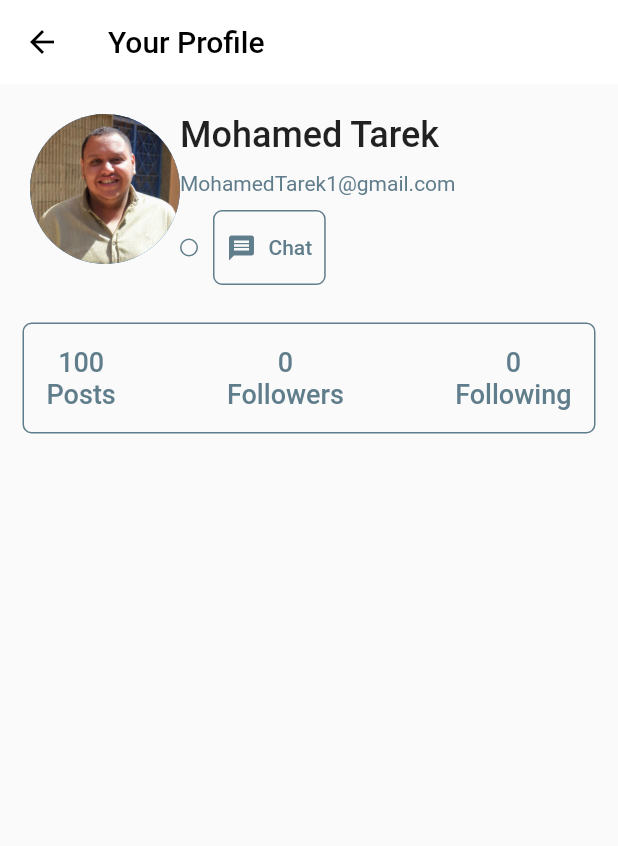
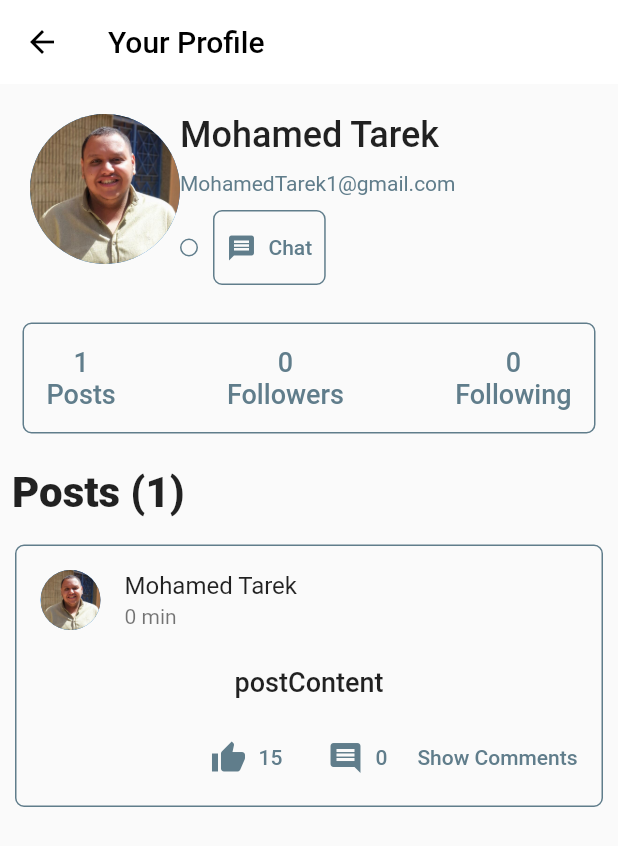
Before and after one commit to ziadHesham1/instagram-clone-flutter-mobile-application, a Flutter app: the ProfileScreen screen opened by its route, on a phone screen of 412 x 824 dp. Shown: the top 846 px of the screen. Run offline on Flutter 3.47's test engine with Material 2 defaults, Android fonts, the light colour scheme and no system bars.

Commit message:
bug fixes for new comment

```diff
--- a/lib/core/globals/global_variables.dart
+++ b/lib/core/globals/global_variables.dart
@@ -42,10 +42,19 @@
     color: primary_color,
     fontWeight: FontWeight.w500,
   );
+  static const sectionTitleTextStyle =
+      TextStyle(fontSize: 28, fontWeight: FontWeight.w800);
 
   static const postTextStyle = TextStyle(
     fontSize: 18,
   );
+  static const userNameTextStyle = TextStyle(
+    fontSize: 18,
+    fontWeight: FontWeight.w500,
+  );
+
+  // margins
+  static const borderBoxMargin = EdgeInsets.all(10);
 
   static BoxDecoration boxDecoration = BoxDecoration(
     borderRadius: BorderRadius.circular(GlobalVariables.postBorderRadius),
--- a/lib/core/globals/global_widgets/titled_widget.dart
+++ b/lib/core/globals/global_widgets/titled_widget.dart
@@ -1,4 +1,5 @@
 import 'package:flutter/material.dart';
+import 'package:instagram_clone/core/globals/global_border_box.dart';
 
 import '../global_variables.dart';
 
--- a/lib/core/providers/comment_provider.dart
+++ b/lib/core/providers/comment_provider.dart
@@ -48,4 +48,5 @@
 
   CommentModel findCommentById(commentPublisherId) =>
       _comments.firstWhere((comments) => comments.id == commentPublisherId);
- */}
+ */
+}
--- a/lib/core/providers/posts_provider.dart
+++ b/lib/core/providers/posts_provider.dart
@@ -28,7 +28,8 @@
       id: 'Postid1',
       userId: 'ZiadId1',
       postPublishTime: DateTime.now(),
-      postContent: 'I found something to share with you .. please let me  know if it bad ',
+      postContent:
+          'I found something to share with you .. please let me  know if it bad ',
       comments: [],
       likesNumber: 15,
     ),
@@ -59,6 +60,10 @@
   ];
   List<PostModel> get posts => [..._posts];
 
+  List<PostModel> userPosts(userId) {
+    return _posts.where((post) => post.userId == userId).toList();
+  }
+
   void addPost(PostModel newPost) {
     _posts.add(newPost);
     notifyListeners();
@@ -67,9 +72,14 @@
   PostModel findPostById(postId) =>
       _posts.firstWhere((post) => post.id == postId);
 
-  void addComment(postId, CommentModel newComment) {
+  void addComment(postId, commentId, userId, publishTime, commentContent) {
     var firstWhere = findPostById(postId);
-    firstWhere.comments.add(newComment);
+    firstWhere.comments.add(CommentModel(
+        id: commentId,
+        userId: userId,
+        publishTime: publishTime,
+        commentContent: commentContent));
+    print('comment $commentContent is added to post with id $postId');
     notifyListeners();
   }
 }
--- a/lib/core/providers/users_provider.dart
+++ b/lib/core/providers/users_provider.dart
@@ -10,6 +10,7 @@
   final String email;
   final String imgPath;
   bool isLoggedIn;
+  List<String> postsIds;
   Set<String> followings;
   Set<String> followers;
 
@@ -18,6 +19,7 @@
     required this.name,
     required this.imgPath,
     required this.isLoggedIn,
+    required this.postsIds,
     required this.followings,
     required this.followers,
     required this.email,
@@ -31,6 +33,7 @@
         name: 'Ziad Hesham',
         imgPath: GlobalVariables.ziadImg,
         isLoggedIn: false,
+        postsIds:['Postid1','Postid5'],
         followings: {},
         followers: {},
         email: 'Ziadhesham280@gmail.com'),
@@ -39,6 +42,7 @@
         name: 'Mohamed Tarek',
         imgPath: GlobalVariables.tarekImg,
         isLoggedIn: true,
+        postsIds:['Postid2'],
         followings: {},
         followers: {},
         email: 'MohamedTarek1@gmail.com'),
@@ -47,6 +51,7 @@
         name: 'Mostafa Ramadan',
         imgPath: GlobalVariables.mostafaImg,
         isLoggedIn: false,
+        postsIds:['Postid3'],
         followings: {},
         followers: {},
         email: 'MostafaRamadan@gmail.com'),
@@ -98,7 +103,7 @@
       var secondFollowers = findUserById(secondId).followers;
 
       // the first id index in the second list
-      var firstIndex = isContaining(firstFollowings,secondId);
+      var firstIndex = isContaining(firstFollowings, secondId);
       // the second id index in the first list
       var secondIndex = isContaining(secondFollowers, firstId);
 
--- a/lib/home_screen/post_details_screen.dart
+++ b/lib/home_screen/post_details_screen.dart
@@ -26,7 +26,12 @@
           children: [
             PostWidget(post.id),
             NewComment(post),
-
+           /*  Consumer<PostsProvider>(
+              builder: (context, postProvider, child) {
+                return CommentsWidget(
+                    postProvider.findPostById(post.id).comments);
+              },
+            ) */
             CommentsWidget(comments.reversed.toList()),
 
             /*  Container(
--- a/lib/home_screen/posts/comment/comment_widget.dart
+++ b/lib/home_screen/posts/comment/comment_widget.dart
@@ -15,6 +15,8 @@
     var user = Provider.of<UsersProvider>(context).findUserById(comment.userId);
     var commentPublishTime =
         DateTime.now().difference(comment.publishTime).inMinutes.toString();
+    print(
+        'CommentWidget of comment ${comment.commentContent} build method called');
     return Container(
       margin: const EdgeInsets.all(5),
       padding: const EdgeInsets.only(bottom: 15),
--- a/lib/home_screen/posts/post/post_widget.dart
+++ b/lib/home_screen/posts/post/post_widget.dart
@@ -1,4 +1,5 @@
 import 'package:flutter/material.dart';
+import 'package:instagram_clone/core/globals/global_border_box.dart';
 import 'package:instagram_clone/profile/profile_screen.dart';
 
 import 'package:provider/provider.dart';
@@ -26,6 +27,7 @@
     var user = userProvider.findUserById(post.userId);
     var postPublishTime =
         DateTime.now().difference(post.postPublishTime).inMinutes.toString();
+    print('PostWidget with post id ${post.id} build method called');
 
     return Container(
       margin: const EdgeInsets.all(10),
@@ -37,7 +39,8 @@
           ListTile(
             // open profile screen of the post publisher user
             onTap: () => setState(() {
-              Navigator.of(context).pushNamed(ProfileScreen.routeName,arguments: user.id);
+              Navigator.of(context)
+                  .pushNamed(ProfileScreen.routeName, arguments: user.id);
             }),
             // post publisher profile picture
             leading: CircleAvatar(
@@ -60,8 +63,8 @@
             },
             child: Padding(
               padding: const EdgeInsets.all(8.0),
-              child:
-                  Text(post.postContent, style: GlobalVariables.postTextStyle),
+              child: Text(post.postContent,
+                  style: GlobalVariables.userNameTextStyle),
             ),
           ),
           // like and comment buttons
--- a/lib/home_screen/posts/post/posts_view_widget.dart
+++ b/lib/home_screen/posts/post/posts_view_widget.dart
@@ -1,26 +1,19 @@
 import 'package:flutter/material.dart';
 import 'package:instagram_clone/core/providers/posts_provider.dart';
 import 'package:instagram_clone/home_screen/posts/post/post_widget.dart';
-import 'package:provider/provider.dart';
 
 class PostsView extends StatelessWidget {
-  const PostsView({super.key});
+  final List<PostModel> posts;
+  const PostsView(this.posts, {super.key});
 
   @override
   Widget build(BuildContext context) {
-    List<PostModel> posts = Provider.of<PostsProvider>(context).posts;
+        print('PostsView build method called');
+
     return Column(children: [
       ...posts.map(
         (PostModel post) => PostWidget(post.id),
       ),
     ]);
-
-    /*  ListView.builder(
-            shrinkWrap: true,
-            itemCount: posts.length,
-            itemBuilder: (BuildContext context, int index) {
-              return PostWidget(posts[index].id);
-            });
-   */
   }
 }
--- a/lib/main.dart
+++ b/lib/main.dart
@@ -25,14 +25,14 @@
   } */
 
   @override
-  Widget build(BuildContext context) {
+  Widget build(BuildContext  context) {
     return MultiProvider(
       providers: [
         ChangeNotifierProvider(
           create: (BuildContext context) => UsersProvider(),
         ),
-        ChangeNotifierProvider(
-          create: (BuildContext context) => PostsProvider(),
+        ChangeNotifierProvider.value(
+          value: PostsProvider(),
         ),
         ChangeNotifierProvider(
           create: (BuildContext context) => CommentsProvider(),
--- /dev/null
+++ b/lib/profile/profile_details_widget.dart
@@ -0,0 +1,61 @@
+import 'package:flutter/material.dart';
+import 'package:instagram_clone/core/providers/users_provider.dart';
+
+import '../core/globals/global_variables.dart';
+import '../core/globals/global_widgets.dart';
+import '../home_screen/posts/post/follow_button_widget.dart';
+
+class ProfileDetailsWidget extends StatelessWidget {
+  final UsersModel user;
+  const ProfileDetailsWidget(this.user, {super.key});
+
+  @override
+  Widget build(BuildContext context) {
+    return Container(
+      margin: const EdgeInsets.fromLTRB(20, 20, 20, 0),
+      child: Row(
+        crossAxisAlignment: CrossAxisAlignment.start,
+        children: [
+          CircleAvatar(
+            radius: 50.0,
+            backgroundImage: AssetImage(user.imgPath),
+          ),
+          Column(
+            crossAxisAlignment: CrossAxisAlignment.start,
+            children: [
+              Text(
+                user.name,
+                style: GlobalVariables.header,
+              ),
+              const SizedBox(
+                height: 10,
+              ),
+              Text(
+                user.email,
+                style: const TextStyle(color: GlobalVariables.primary_color),
+              ),
+              // follow and chat buttons
+              Row(
+                children: [
+                  Container(
+                      decoration: GlobalVariables.boxDecoration,
+                      child: FollowButtonWidget(user.id)),
+
+                  // chat button
+                  Container(
+                    margin: const EdgeInsets.all(10),
+                    decoration: GlobalVariables.boxDecoration,
+                    child: TextButton.icon(
+                        onPressed: () {},
+                        icon: GlobalWidgets.chat_icon,
+                        label: const Text('Chat')),
+                  ),
+                ],
+              )
+            ],
+          ),
+        ],
+      ),
+    );
+  }
+}
--- /dev/null
+++ b/lib/profile/profile_posts_widget.dart
@@ -0,0 +1,35 @@
+import 'package:flutter/material.dart';
+import 'package:provider/provider.dart';
+
+import '../core/globals/global_variables.dart';
+import '../core/providers/posts_provider.dart';
+import '../core/providers/users_provider.dart';
+import '../home_screen/posts/post/posts_view_widget.dart';
+
+class ProfilePostsWidget extends StatelessWidget {
+ final UsersModel user;
+  const ProfilePostsWidget(this.user, {super.key});
+
+  @override
+  Widget build(BuildContext context) {
+     PostsProvider postProvider = Provider.of<PostsProvider>(context);
+
+    var userPosts = postProvider.userPosts(user.id);
+
+    return Column(
+      crossAxisAlignment: CrossAxisAlignment.start,
+      children: [
+        Padding(
+          padding: const EdgeInsets.all(8),
+          child: Text(
+            'Posts (${userPosts.length})',
+            style: GlobalVariables.sectionTitleTextStyle,
+          ),
+        ),
+        PostsView(userPosts),
+      ],
+    );
+  }
+
+
+}
--- a/lib/profile/profile_screen.dart
+++ b/lib/profile/profile_screen.dart
@@ -1,12 +1,16 @@
 import 'package:flutter/material.dart';
+import 'package:instagram_clone/core/globals/global_border_box.dart';
 import 'package:instagram_clone/core/globals/global_widgets.dart';
+import 'package:instagram_clone/core/providers/posts_provider.dart';
 import 'package:instagram_clone/home_screen/posts/post/follow_button_widget.dart';
-import 'package:instagram_clone/main.dart';
-import 'package:instagram_clone/profile/follow_lists_checker.dart';
+import 'package:instagram_clone/home_screen/posts/post/posts_view_widget.dart';
+import 'package:instagram_clone/profile/profile_posts_widget.dart';
+import 'package:instagram_clone/profile/profile_summery_widget.dart';
 import 'package:provider/provider.dart';
 
 import '../core/globals/global_variables.dart';
 import '../core/providers/users_provider.dart';
+import 'profile_details_widget.dart';
 
 class ProfileScreen extends StatelessWidget {
   static String routeName = '/ProfileScreen route';
@@ -14,12 +18,11 @@
 
   @override
   Widget build(BuildContext context) {
-    // MediaQueryData mediaQuery = MediaQuery.of(context);
-
     UsersProvider userProvider = Provider.of<UsersProvider>(context);
     UsersModel? loggedInUser = userProvider.loggedInUser();
     String? clickedPostUserId =
         ModalRoute.of(context)!.settings.arguments as String?;
+    PostsProvider postProvider = Provider.of<PostsProvider>(context);
 
     UsersModel? user;
     if (clickedPostUserId != null) {
@@ -27,7 +30,6 @@
     } else if (loggedInUser != null) {
       user = loggedInUser;
     }
-
     return Scaffold(
       appBar: AppBar(
         title: const Text('Your Profile'),
@@ -36,9 +38,12 @@
           ? SingleChildScrollView(
               child: Column(
                 children: [
-                  buildProfileDetails(user),
-                  buildProfileNumbers(user),
+                  ProfileDetailsWidget(user),
+                  ProfileSummeryWidget(
+                    user,
+                  ),
                   // FollowListsChecker(user),
+                  ProfilePostsWidget(user),
                 ],
               ),
             )
@@ -48,84 +53,4 @@
             ),
     );
   }
-
-  Widget buildProfileDetails(UsersModel user) {
-    return Container(
-      margin: const EdgeInsets.fromLTRB(20, 20, 20, 0),
-      child: Row(
-        crossAxisAlignment: CrossAxisAlignment.start,
-        children: [
-          CircleAvatar(
-            radius: 50.0,
-            backgroundImage: AssetImage(user.imgPath),
-          ),
-          Column(
-            crossAxisAlignment: CrossAxisAlignment.start,
-            children: [
-              Text(
-                user.name,
-                style: GlobalVariables.header,
-              ),
-              const SizedBox(
-                height: 10,
-              ),
-              Text(
-                user.email,
-                style: const TextStyle(color: GlobalVariables.primary_color),
-              ),
-              // follow and chat buttons
-              Row(
-                children: [
-                  Container(
-                      decoration: GlobalVariables.boxDecoration,
-                      child: FollowButtonWidget(user.id)),
-
-                  // chat button
-                  Container(
-                    margin: const EdgeInsets.all(10),
-                    decoration: GlobalVariables.boxDecoration,
-                    child: TextButton.icon(
-                        onPressed: () {},
-                        icon: GlobalWidgets.chat_icon,
-                        label: const Text('Chat')),
-                  ),
-                ],
-              )
-            ],
-          ),
-        ],
-      ),
-    );
-  }
-
-  Widget buildProfileNumbers(UsersModel user) {
-    return Container(
-      padding: const EdgeInsets.all(15),
-      margin: const EdgeInsets.all(15),
-      decoration: GlobalVariables.boxDecoration,
-      child: Row(
-        mainAxisAlignment: MainAxisAlignment.spaceBetween,
-        children: [
-          buildNumberBox(100, 'Posts'),
-          buildNumberBox(user.followers.length, 'Followers'),
-          buildNumberBox(user.followings.length, 'Following'),
-        ],
-      ),
-    );
-  }
-
-  Widget buildNumberBox(int number, String txt) {
-    return Column(
-      children: [
-        Text(
-          '$number',
-          style: GlobalVariables.profile_details_text,
-        ),
-        Text(
-          txt,
-          style: GlobalVariables.profile_details_text,
-        ),
-      ],
-    );
-  }
 }
--- /dev/null
+++ b/lib/profile/profile_summery_widget.dart
@@ -0,0 +1,47 @@
+import 'package:flutter/material.dart';
+import 'package:provider/provider.dart';
+
+import '../core/globals/global_variables.dart';
+import '../core/providers/posts_provider.dart';
+import '../core/providers/users_provider.dart';
+
+class ProfileSummeryWidget extends StatelessWidget {
+  final UsersModel user;
+  const ProfileSummeryWidget(this.user, {super.key});
+
+  @override
+  Widget build(BuildContext context) {
+    PostsProvider postProvider = Provider.of<PostsProvider>(context);
+
+    var userPosts = postProvider.userPosts(user.id);
+    return Container(
+      padding: const EdgeInsets.all(15),
+      margin: const EdgeInsets.all(15),
+      decoration: GlobalVariables.boxDecoration,
+      child: Row(
+        mainAxisAlignment: MainAxisAlignment.spaceBetween,
+        children: [
+          buildNumberBox(userPosts.length, 'Posts'),
+          buildNumberBox(user.followers.length, 'Followers'),
+          buildNumberBox(user.followings.length, 'Following'),
+        ],
+      ),
+    );
+  }
+
+  Widget buildNumberBox(int number, String txt) {
+    return Column(
+      mainAxisAlignment: MainAxisAlignment.center,
+      children: [
+        Text(
+          '$number',
+          style: GlobalVariables.profile_details_text,
+        ),
+        Text(
+          txt,
+          style: GlobalVariables.profile_details_text,
+        ),
+      ],
+    );
+  }
+}
```
Also changed, not shown: lib/core/globals/global_border_box.dart (added, +26 -0 lines), lib/home_screen/home_screen.dart (+10 -7 lines), lib/home_screen/posts/comment/comments_widget.dart (+5 -10 lines), lib/home_screen/posts/comment/new_comment.dart (+10 -11 lines), lib/home_screen/posts/post/post_interaction_widget.dart (+16 -23 lines).
